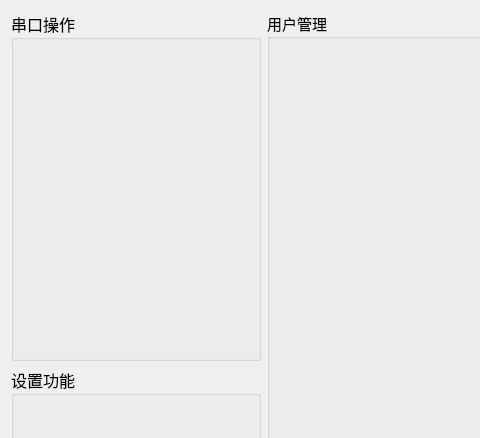
First picture: the form in ProductEvalTool/qc-busbar/setups/setup_mainwid.ui, repository ChinaClever/ProductEvalTool, before the edit; both pictures show x 0 to 480 and y 0 to 438 of the 1024 by 925 pixel window.
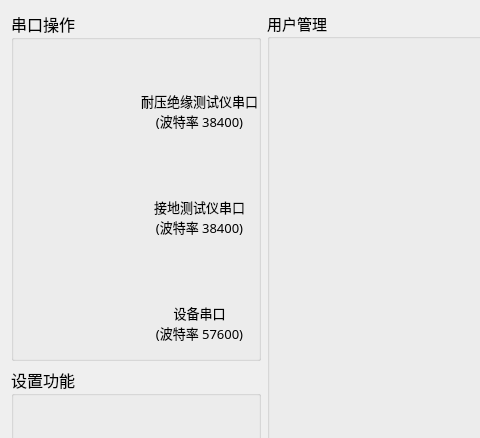
Second picture: the form after the edit.

What changed in the file:
```diff
--- a/ProductEvalTool/qc-busbar/setups/setup_mainwid.ui
+++ b/ProductEvalTool/qc-busbar/setups/setup_mainwid.ui
@@ -126,26 +126,6 @@
       <property name="spacing">
        <number>0</number>
       </property>
-      <item row="0" column="0">
-       <widget class="QWidget" name="comWid" native="true">
-        <property name="minimumSize">
-         <size>
-          <width>0</width>
-          <height>70</height>
-         </size>
-        </property>
-       </widget>
-      </item>
-      <item row="1" column="0">
-       <widget class="QWidget" name="sourceWid" native="true">
-        <property name="minimumSize">
-         <size>
-          <width>0</width>
-          <height>70</height>
-         </size>
-        </property>
-       </widget>
-      </item>
       <item row="2" column="0">
        <widget class="QWidget" name="controlWid" native="true">
         <property name="minimumSize">
@@ -156,6 +136,89 @@
         </property>
        </widget>
       </item>
+      <item row="1" column="0">
+       <widget class="QWidget" name="sourceWid" native="true">
+        <property name="minimumSize">
+         <size>
+          <width>0</width>
+          <height>70</height>
+         </size>
+        </property>
+       </widget>
+      </item>
+      <item row="0" column="0">
+       <widget class="QWidget" name="comWid" native="true">
+        <property name="minimumSize">
+         <size>
+          <width>130</width>
+          <height>70</height>
+         </size>
+        </property>
+        <property name="maximumSize">
+         <size>
+          <width>16777215</width>
+          <height>16777215</height>
+         </size>
+        </property>
+       </widget>
+      </item>
+      <item row="0" column="1">
+       <widget class="QLabel" name="label_4">
+        <property name="font">
+         <font>
+          <family>微软雅黑</family>
+          <pointsize>10</pointsize>
+         </font>
+        </property>
+        <property name="text">
+         <string>
+
+耐压绝缘测试仪串口
+(波特率 38400)</string>
+        </property>
+        <property name="alignment">
+         <set>Qt::AlignCenter</set>
+        </property>
+       </widget>
+      </item>
+      <item row="1" column="1">
+       <widget class="QLabel" name="label_5">
+        <property name="font">
+         <font>
+          <family>微软雅黑</family>
+          <pointsize>10</pointsize>
+         </font>
+        </property>
+        <property name="text">
+         <string>
+
+接地测试仪串口
+(波特率 38400)</string>
+        </property>
+        <property name="alignment">
+         <set>Qt::AlignCenter</set>
+        </property>
+       </widget>
+      </item>
+      <item row="2" column="1">
+       <widget class="QLabel" name="label_6">
+        <property name="font">
+         <font>
+          <family>微软雅黑</family>
+          <pointsize>10</pointsize>
+         </font>
+        </property>
+        <property name="text">
+         <string>
+
+设备串口
+(波特率 57600)</string>
+        </property>
+        <property name="alignment">
+         <set>Qt::AlignCenter</set>
+        </property>
+       </widget>
+      </item>
      </layout>
     </widget>
    </item>
```
